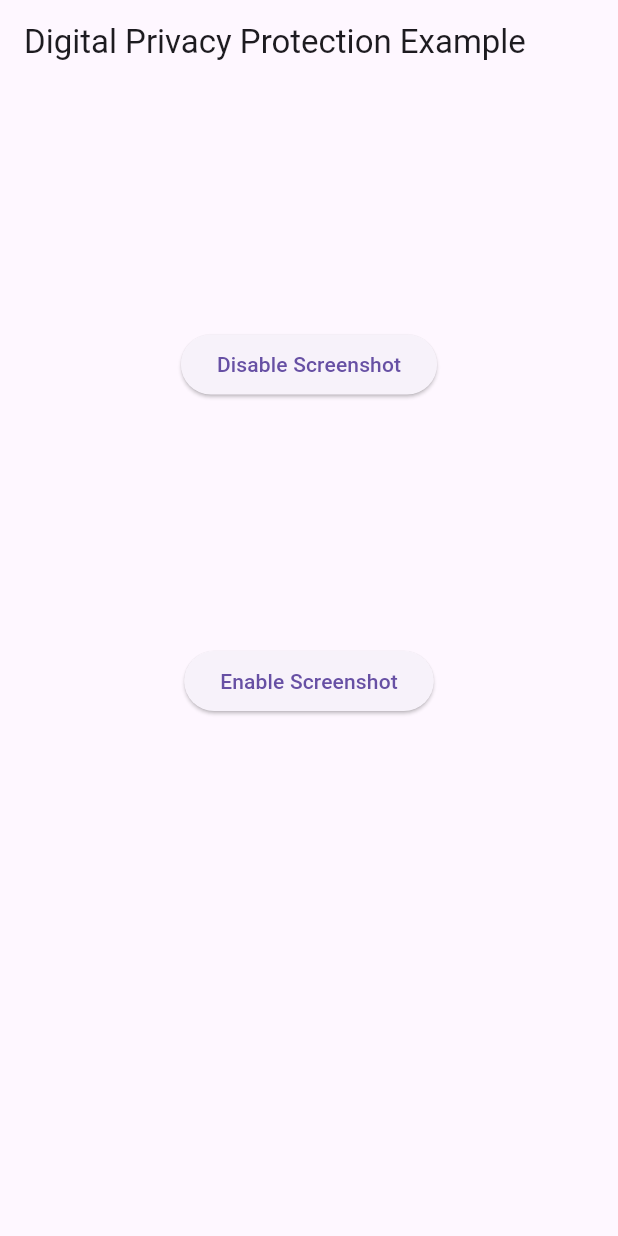
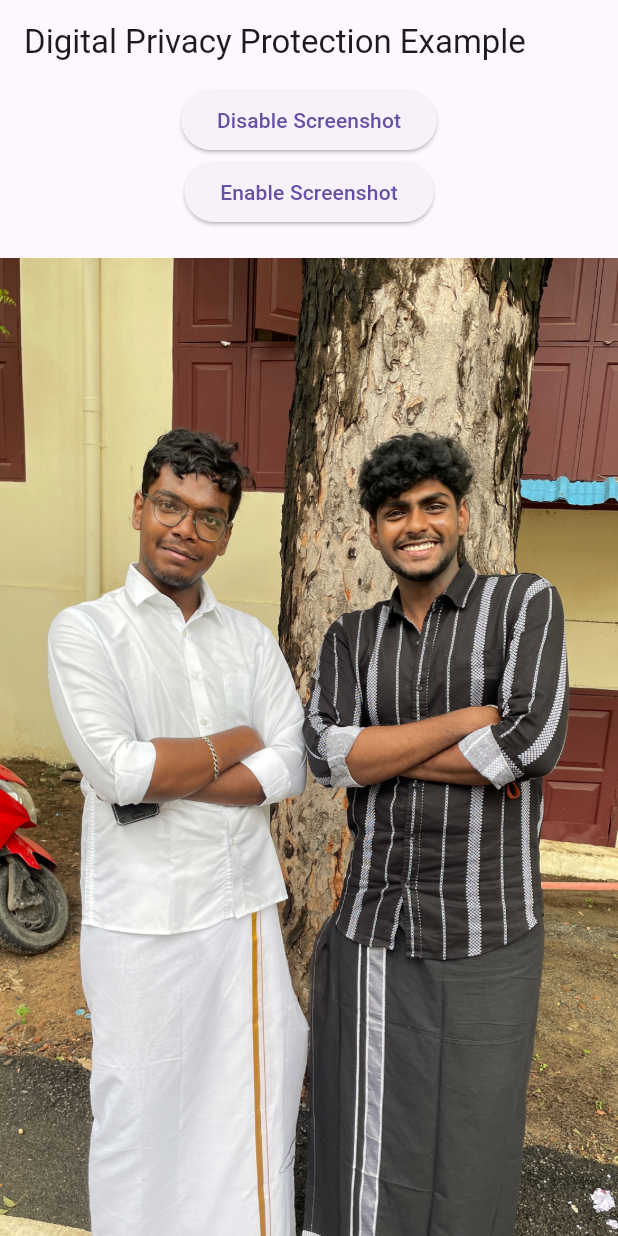
Before and after one commit to Philotheephilix/Flutter_Tutorial_Template, a Flutter app: the screen it shows after launch, on a phone screen of 412 x 824 dp. Run offline on Flutter 3.47's test engine with Material 3 defaults, Android fonts, the phone set to English and light mode, and no system bars; missing offline and left inert: no_screenshot.

Commit message:
pic update

```diff
--- a/lib/main.dart
+++ b/lib/main.dart
@@ -33,7 +33,8 @@ class _MyAppState extends State<MyApp> {
           title: const Text('Digital Privacy Protection Example'),
         ),
         body: Center(
-          child: Column(
+          child: ListView(
+            children:[ Column(
               mainAxisAlignment: MainAxisAlignment.spaceEvenly,
               children: <Widget>[
                 ElevatedButton(
@@ -51,7 +52,10 @@ class _MyAppState extends State<MyApp> {
                   child: const Text('Enable Screenshot'),
                 ),
                 const SizedBox(height: 20),
+                Image.asset("assets/1.jpg"),
               ],
+
+            ),]
           ),
         ),
       ),
--- a/pubspec.yaml
+++ b/pubspec.yaml
@@ -60,9 +60,9 @@ flutter:
   uses-material-design: true
 
   # To add assets to your application, add an assets section, like this:
-  # assets:
-  #   - images/a_dot_burr.jpeg
-  #   - images/a_dot_ham.jpeg
+  assets:
+    - assets/1.jpg
+
 
   # An image asset can refer to one or more resolution-specific "variants", see
   # https://flutter.dev/to/resolution-aware-images
```
Also changed, not shown: assets/1.jpg (added). Lines whose indentation alone changed are shown as unchanged.
